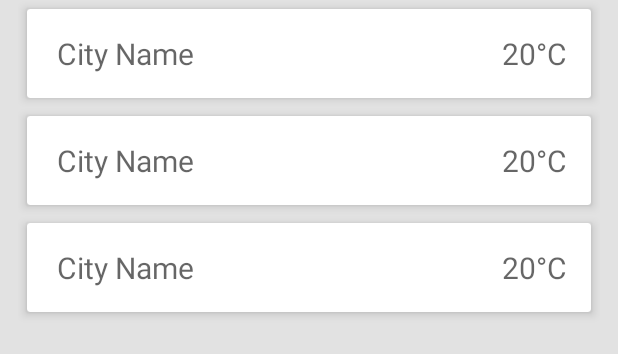
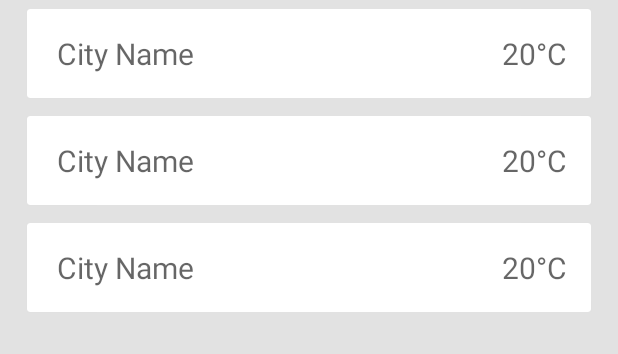
Before and after one commit to zseszter/WeatherApp, an Android app: the layout city_list.xml on its own in the app's theme, with its tools: preview values and no code run, on a phone screen of 412 x 824 dp. Shown: the top 354 px of the screen. Run offline under Robolectric (Android 15) with nearby library versions, the phone set to English and light mode, and no system bars.

Commit message:
Color fix

```diff
--- a/app/src/main/res/layout/city_list_item.xml
+++ b/app/src/main/res/layout/city_list_item.xml
@@ -6,7 +6,7 @@
      android:layout_height="wrap_content"
      card_view:cardBackgroundColor="#FFFFFF"
      card_view:cardCornerRadius="2dp"
-     card_view:cardElevation="4dp"
+     card_view:cardElevation="1dp"
      android:layout_margin="6dp">
 
      <androidx.constraintlayout.widget.ConstraintLayout
--- a/app/src/main/res/values/colors.xml
+++ b/app/src/main/res/values/colors.xml
@@ -1,6 +1,6 @@
 <?xml version="1.0" encoding="utf-8"?>
 <resources>
-    <color name="colorPrimary">#4D9ABD</color>
-    <color name="colorPrimaryDark">#E2E2E2</color>
-    <color name="colorAccent">#F8AB3C</color>
+    <color name="colorPrimary">#4C557E</color>
+    <color name="colorPrimaryDark">#3C4257</color>
+    <color name="colorAccent">#ECA33A</color>
 </resources>
```
Also changed, not shown: app/src/main/res/layout/activity_weather.xml (+3 -5 lines).
